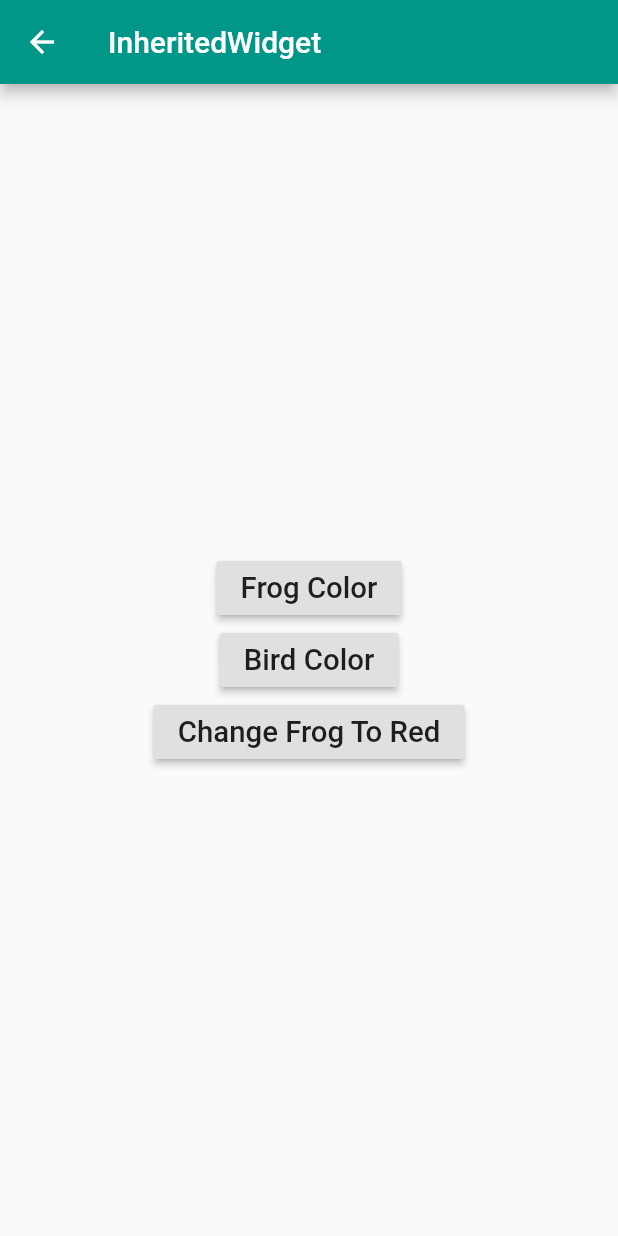
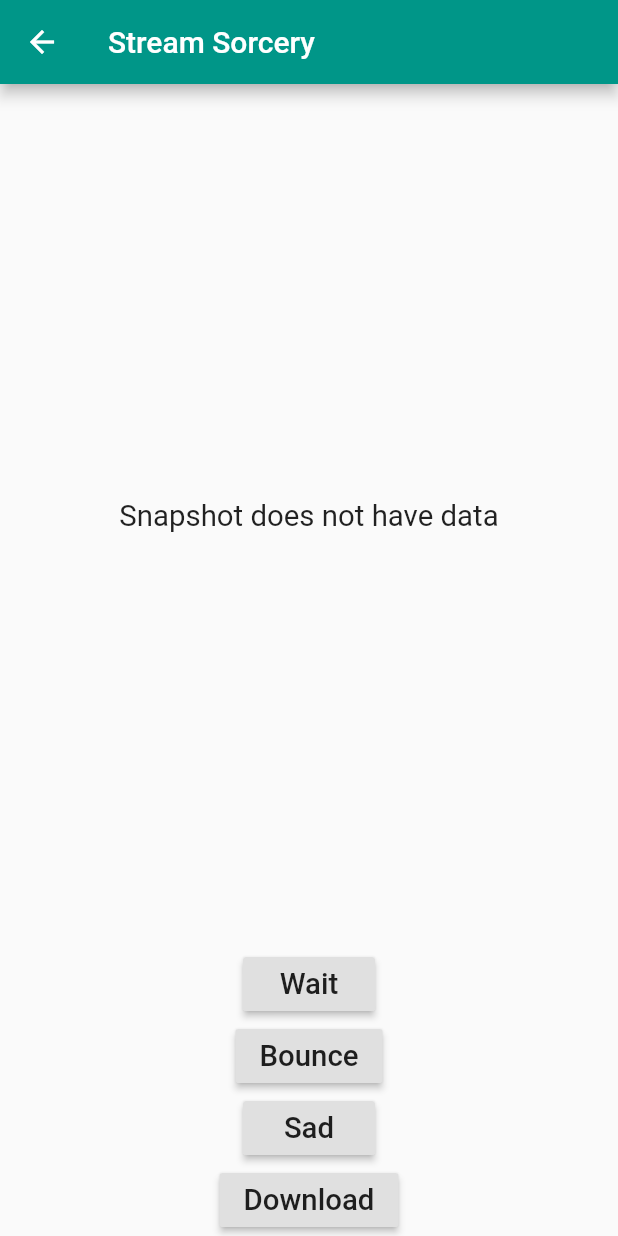
Before and after one commit to raveesh-me/state_management_experiments, a Flutter app: the screen it shows after launch, on a phone screen of 412 x 824 dp. Run offline on Flutter 3.47's test engine with Material 2 defaults, Android fonts, the phone set to English and light mode, and no system bars.

Commit message:
completes stream sorcery

```diff
--- a/lib/main.dart
+++ b/lib/main.dart
@@ -3,6 +3,7 @@ import 'package:flutter/material.dart';
 import 'package:state_management_experiments/screens/inherited_widget_demo/iwd_stateful_widget_screen.dart';
 import 'package:state_management_experiments/screens/parental_love_screen.dart';
 import 'package:state_management_experiments/screens/set_state_experiment_screen.dart';
+import 'package:state_management_experiments/screens/stream_sorcery/stream_sorcery_screen.dart';
 
 main() {
   runApp(MyApp());
@@ -15,12 +16,13 @@ class MyApp extends StatelessWidget {
       theme: ThemeData(
         primarySwatch: Colors.teal,
       ),
-      initialRoute: '/iwd_stateful_screen',
+      initialRoute: '/stream_sorcery_screen',
       routes: {
         '/': (_) => HomeScreen(),
         '/set_state_experiment_screen': (_) => SetStateExperimentScreen(),
         '/parental_love_screen': (_) => ParentalLoveScreen(),
         '/iwd_stateful_screen': (_) => IWDStatefulScreen(),
+        '/stream_sorcery_screen': (_) => StreamSorceryScreen(),
       },
     );
   }
@@ -49,10 +51,10 @@ class HomeScreen extends StatelessWidget {
             buttonLabel: '02. Inherited Colors ',
             pushRouteName: '/iwd_stateful_screen',
           ),
-//          HomeScreenSelectionButton(
-//            buttonLabel: '00. setState ',
-//            pushRouteName: '/setState',
-//          ),
+          HomeScreenSelectionButton(
+            buttonLabel: '03. Stream Sorcery ',
+            pushRouteName: '/stream_sorcery_screen',
+          ),
 //          HomeScreenSelectionButton(
 //            buttonLabel: '00. setState ',
 //            pushRouteName: '/setState',
--- /dev/null
+++ b/lib/screens/stream_sorcery/stream_sorcery.dart
@@ -0,0 +1,36 @@
+import 'dart:async';
+
+enum StreamStates { wait, bounce, sad }
+
+class StreamSorcery {
+  StreamController _controller = StreamController.broadcast();
+  Stream get listenStream => _controller.stream;
+
+  wait() {
+    _controller.sink.add(StreamStates.wait);
+  }
+
+  bounce() {
+    _controller.sink.add(StreamStates.bounce);
+  }
+
+  sad() {
+    _controller.sink.add(StreamStates.sad);
+  }
+
+  dispose() {
+    _controller.close();
+  }
+
+  download() async {
+    wait();
+    var result = await Future.delayed(Duration(seconds: 2), () {
+      return List.generate(10, (i) {
+        return '$i is a number';
+      });
+    });
+    bounce();
+    await Future.delayed(Duration(seconds: 1), () {});
+    _controller.sink.add(result);
+  }
+}
--- /dev/null
+++ b/lib/screens/stream_sorcery/stream_sorcery_screen.dart
@@ -0,0 +1,130 @@
+import 'package:flutter/material.dart';
+import 'package:state_management_experiments/screens/stream_sorcery/stream_sorcery.dart';
+
+class StreamSorceryScreen extends StatefulWidget {
+  @override
+  _StreamSorceryScreenState createState() => _StreamSorceryScreenState();
+}
+
+class _StreamSorceryScreenState extends State<StreamSorceryScreen> {
+  StreamSorcery streamSorcery;
+
+  @override
+  void initState() {
+    super.initState();
+    streamSorcery = StreamSorcery();
+  }
+
+  @override
+  void dispose() {
+    super.dispose();
+    streamSorcery.dispose(); // dispose them right, prevent stream leaks
+  }
+
+  @override
+  Widget build(BuildContext context) {
+    return Scaffold(
+      appBar: AppBar(
+        title: Text('Stream Sorcery'),
+      ),
+      body: Center(
+        child: Column(
+          mainAxisAlignment: MainAxisAlignment.center,
+          children: <Widget>[
+            Expanded(
+              child: Center(
+                child: StreamBuilder(
+                  stream: streamSorcery.listenStream,
+                  builder: (context, AsyncSnapshot snapshot) {
+                    // return what you do when there is no data
+                    if (!snapshot.hasData)
+                      return MagnifiedText("Snapshot does not have data");
+
+                    // if data, check its state
+                    final data = snapshot.data;
+                    switch (data) {
+                      case StreamStates.wait:
+                        return LinearProgressIndicator(
+                          backgroundColor: Colors.red,
+                        );
+                        break;
+                      case StreamStates.bounce:
+                        return Center(
+                          child: MagnifiedText("Dash Bounces"),
+                        );
+                        break;
+                      case StreamStates.sad:
+                        return MagnifiedText("Builder really sad");
+                        break;
+                      default:
+                        break;
+                    }
+
+                    // finally if  data is a List
+                    if (data is List)
+                      return ListView.builder(
+                        itemBuilder: (_, i) => ListTile(
+                          title: Text(
+                            data[i].toString(),
+                            textScaleFactor: 1.4,
+                          ),
+                        ),
+                        itemCount: (data).length,
+                      );
+
+                    // if you can not understand anything
+                    return Text("Doing something else altogether");
+                  },
+                ),
+              ),
+            ),
+            RaisedButton(
+              onPressed: () => streamSorcery.wait(),
+              child: Text(
+                "Wait",
+                textScaleFactor: 1.4,
+              ),
+            ),
+            RaisedButton(
+              onPressed: () => streamSorcery.bounce(),
+              child: Text(
+                "Bounce",
+                textScaleFactor: 1.4,
+              ),
+            ),
+            RaisedButton(
+              onPressed: () => streamSorcery.sad(),
+              child: Text(
+                "Sad",
+                textScaleFactor: 1.4,
+              ),
+            ),
+            RaisedButton(
+              onPressed: () => streamSorcery.download(),
+              child: Text(
+                "Download",
+                textScaleFactor: 1.4,
+              ),
+            ),
+          ],
+        ),
+      ),
+    );
+  }
+}
+
+class MagnifiedText extends StatelessWidget {
+  final String text;
+
+  const MagnifiedText(
+    this.text, {
+    Key key,
+  }) : super(key: key);
+  @override
+  Widget build(BuildContext context) {
+    return Text(
+      text,
+      textScaleFactor: 1.4,
+    );
+  }
+}
--- a/pubspec.yaml
+++ b/pubspec.yaml
@@ -41,8 +41,8 @@ flutter:
   uses-material-design: true
 
   # To add assets to your application, add an assets section, like this:
-  # assets:
-  #  - images/a_dot_burr.jpeg
+  assets:
+   - assets/
   #  - images/a_dot_ham.jpeg
 
   # An image asset can refer to one or more resolution-specific "variants", see
```
